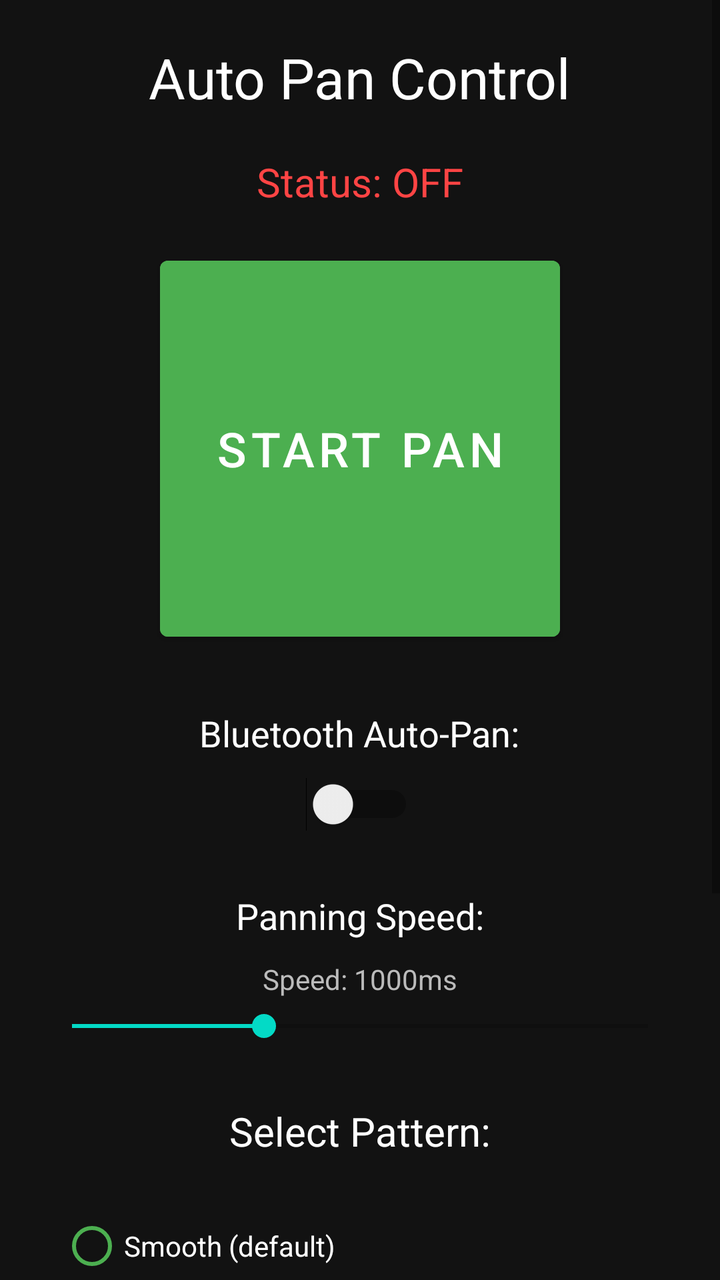
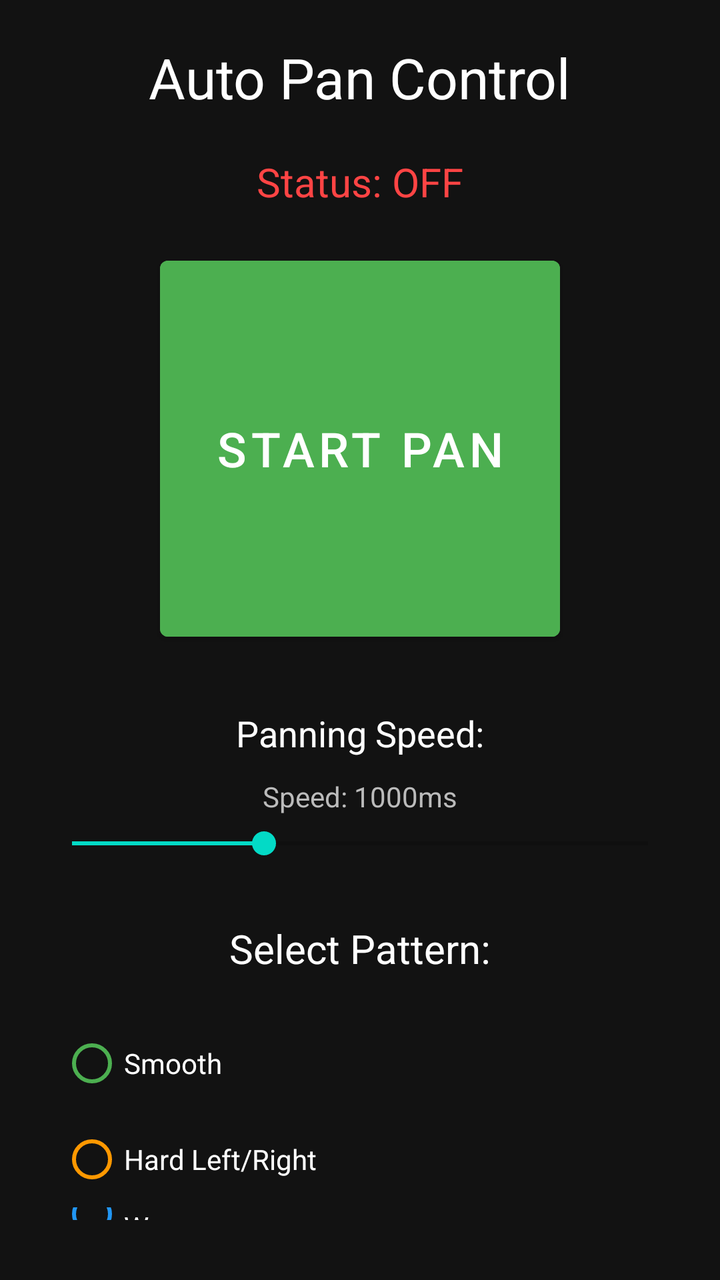

An Android layout rendered at two revisions. The XML below is the earlier revision; the diff shows what the commit changed to produce the second picture.
<!-- AndroidManifest.xml: fallback theme Theme.MaterialComponents.DayNight.NoActionBar -->
<!-- res/layout/activity_main.xml -->
<?xml version="1.0" encoding="utf-8"?>
<ScrollView xmlns:android="http://schemas.android.com/apk/res/android"
    android:layout_width="match_parent"
    android:layout_height="match_parent"
    android:background="#121212">
    
    <LinearLayout
        android:layout_width="match_parent"
        android:layout_height="wrap_content"
        android:orientation="vertical"
        android:gravity="center"
        android:padding="20dp">
        
        <TextView
            android:layout_width="wrap_content"
            android:layout_height="wrap_content"
            android:text="Auto Pan Control"
            android:textSize="28sp"
            android:textColor="#FFFFFF"
            android:layout_marginBottom="20dp"/>
        
        <TextView
            android:id="@+id/statusText"
            android:layout_width="wrap_content"
            android:layout_height="wrap_content"
            android:text="Status: OFF"
            android:textSize="20sp"
            android:textColor="#FF4444"
            android:layout_marginBottom="20dp"/>
        
        <Button
            android:id="@+id/toggleButton"
            android:layout_width="200dp"
            android:layout_height="200dp"
            android:text="START PAN"
            android:textSize="24sp"
            android:backgroundTint="#4CAF50"
            android:layout_marginBottom="30dp"/>
        
        <TextView
            android:layout_width="wrap_content"
            android:layout_height="wrap_content"
            android:text="Bluetooth Auto-Pan:"
            android:textSize="18sp"
            android:textColor="#FFFFFF"
            android:layout_marginBottom="10dp"/>
        
        <Switch
            android:id="@+id/bluetoothSwitch"
            android:layout_width="wrap_content"
            android:layout_height="wrap_content"
            android:text=""
            android:layout_marginBottom="30dp"/>
        
        <TextView
            android:layout_width="wrap_content"
            android:layout_height="wrap_content"
            android:text="Panning Speed:"
            android:textSize="18sp"
            android:textColor="#FFFFFF"
            android:layout_marginBottom="10dp"/>
        
        <TextView
            android:id="@+id/speedText"
            android:layout_width="wrap_content"
            android:layout_height="wrap_content"
            android:text="Speed: 1000ms"
            android:textSize="14sp"
            android:textColor="#BBBBBB"
            android:layout_marginBottom="5dp"/>
        
        <SeekBar
            android:id="@+id/speedSeekBar"
            android:layout_width="match_parent"
            android:layout_height="wrap_content"
            android:max="30"
            android:progress="10"
            android:layout_marginBottom="30dp"/>
        
        <TextView
            android:layout_width="wrap_content"
            android:layout_height="wrap_content"
            android:text="Select Pattern:"
            android:textSize="20sp"
            android:textColor="#FFFFFF"
            android:layout_marginBottom="10dp"/>
        
        <RadioGroup
            android:id="@+id/patternGroup"
            android:layout_width="match_parent"
            android:layout_height="wrap_content"
            android:orientation="vertical"
            android:padding="10dp">
            
            <RadioButton
                android:id="@+id/radioSmooth"
                android:layout_width="wrap_content"
                android:layout_height="wrap_content"
                android:text="Smooth (default)"
                android:textColor="#FFFFFF"
                android:buttonTint="#4CAF50"/>
            
            <RadioButton
                android:id="@+id/radioHard"
                android:layout_width="wrap_content"
                android:layout_height="wrap_content"
                android:text="Hard Left/Right"
                android:textColor="#FFFFFF"
                android:buttonTint="#FF9800"/>
            
            <RadioButton
                android:id="@+id/radioWave"
                android:layout_width="wrap_content"
                android:layout_height="wrap_content"
                android:text="Wave"
                android:textColor="#FFFFFF"
                android:buttonTint="#2196F3"/>
            
            <RadioButton
                android:id="@+id/radioSubtle"
                android:layout_width="wrap_content"
                android:layout_height="wrap_content"
                android:text="Subtle (gentle)"
                android:textColor="#FFFFFF"
                android:buttonTint="#9C27B0"/>
            
            <RadioButton
                android:id="@+id/radioCrazy"
                android:layout_width="wrap_content"
                android:layout_height="wrap_content"
                android:text="Crazy (random jumps)"
                android:textColor="#FFFFFF"
                android:buttonTint="#F44336"/>
            
            <RadioButton
                android:id="@+id/radioCustom"
                android:layout_width="wrap_content"
                android:layout_height="wrap_content"
                android:text="Custom Pattern"
                android:textColor="#FFFFFF"
                android:buttonTint="#00BCD4"/>
            
        </RadioGroup>
        
        <LinearLayout
            android:id="@+id/customPatternContainer"
            android:layout_width="match_parent"
            android:layout_height="wrap_content"
            android:orientation="vertical"
            android:visibility="gone"
            android:padding="10dp">
            
            <TextView
                android:layout_width="wrap_content"
                android:layout_height="wrap_content"
                android:text="Custom Pattern (adjust sliders):"
                android:textSize="16sp"
                android:textColor="#00BCD4"
                android:layout_marginBottom="10dp"/>
            
        </LinearLayout>
        
    </LinearLayout>
</ScrollView>
<!-- resources referenced by this layout -->
<resources>

</resources>

<!-- the commit's change to res/layout/activity_main.xml (unified diff, before → after) -->
@@ -1,164 +1,118 @@
 <?xml version="1.0" encoding="utf-8"?>
-<ScrollView xmlns:android="http://schemas.android.com/apk/res/android"
+<LinearLayout xmlns:android="http://schemas.android.com/apk/res/android"
     android:layout_width="match_parent"
     android:layout_height="match_parent"
+    android:orientation="vertical"
+    android:gravity="center"
+    android:padding="20dp"
     android:background="#121212">
     
-    <LinearLayout
+    <TextView
+        android:layout_width="wrap_content"
+        android:layout_height="wrap_content"
+        android:text="Auto Pan Control"
+        android:textSize="28sp"
+        android:textColor="#FFFFFF"
+        android:layout_marginBottom="20dp"/>
+    
+    <TextView
+        android:id="@+id/statusText"
+        android:layout_width="wrap_content"
+        android:layout_height="wrap_content"
+        android:text="Status: OFF"
+        android:textSize="20sp"
+        android:textColor="#FF4444"
+        android:layout_marginBottom="20dp"/>
+    
+    <Button
+        android:id="@+id/toggleButton"
+        android:layout_width="200dp"
+        android:layout_height="200dp"
+        android:text="START PAN"
+        android:textSize="24sp"
+        android:backgroundTint="#4CAF50"
+        android:layout_marginBottom="30dp"/>
+    
+    <TextView
+        android:layout_width="wrap_content"
+        android:layout_height="wrap_content"
+        android:text="Panning Speed:"
+        android:textSize="18sp"
+        android:textColor="#FFFFFF"
+        android:layout_marginBottom="10dp"/>
+    
+    <TextView
+        android:id="@+id/speedText"
+        android:layout_width="wrap_content"
+        android:layout_height="wrap_content"
+        android:text="Speed: 1000ms"
+        android:textSize="14sp"
+        android:textColor="#BBBBBB"
+        android:layout_marginBottom="5dp"/>
+    
+    <SeekBar
+        android:id="@+id/speedSeekBar"
+        android:layout_width="match_parent"
+        android:layout_height="wrap_content"
+        android:max="30"
+        android:progress="10"
+        android:layout_marginBottom="30dp"/>
+    
+    <TextView
+        android:layout_width="wrap_content"
+        android:layout_height="wrap_content"
+        android:text="Select Pattern:"
+        android:textSize="20sp"
+        android:textColor="#FFFFFF"
+        android:layout_marginBottom="10dp"/>
+    
+    <RadioGroup
+        android:id="@+id/patternGroup"
         android:layout_width="match_parent"
         android:layout_height="wrap_content"
         android:orientation="vertical"
-        android:gravity="center"
-        android:padding="20dp">
+        android:padding="10dp">
         
-        <TextView
+        <RadioButton
+            android:id="@+id/radioSmooth"
             android:layout_width="wrap_content"
             android:layout_height="wrap_content"
-            android:text="Auto Pan Control"
-            android:textSize="28sp"
+            android:text="Smooth"
             android:textColor="#FFFFFF"
-            android:layout_marginBottom="20dp"/>
+            android:buttonTint="#4CAF50"/>
         
-        <TextView
-            android:id="@+id/statusText"
+        <RadioButton
+            android:id="@+id/radioHard"
             android:layout_width="wrap_content"
             android:layout_height="wrap_content"
-            android:text="Status: OFF"
-            android:textSize="20sp"
-            android:textColor="#FF4444"
-            android:layout_marginBottom="20dp"/>
+            android:text="Hard Left/Right"
+            android:textColor="#FFFFFF"
+            android:buttonTint="#FF9800"/>
         
-        <Button
-            android:id="@+id/toggleButton"
-            android:layout_width="200dp"
-            android:layout_height="200dp"
-            android:text="START PAN"
-            android:textSize="24sp"
-            android:backgroundTint="#4CAF50"
-            android:layout_marginBottom="30dp"/>
-        
-        <TextView
+        <RadioButton
+            android:id="@+id/radioWave"
             android:layout_width="wrap_content"
             android:layout_height="wrap_content"
-            android:text="Bluetooth Auto-Pan:"
-            android:textSize="18sp"
+            android:text="Wave"
             android:textColor="#FFFFFF"
-            android:layout_marginBottom="10dp"/>
+            android:buttonTint="#2196F3"/>
         
-        <Switch
-            android:id="@+id/bluetoothSwitch"
+        <RadioButton
+            android:id="@+id/radioSubtle"
             android:layout_width="wrap_content"
             android:layout_height="wrap_content"
-            android:text=""
-            android:layout_marginBottom="30dp"/>
+            android:text="Subtle"
+            android:textColor="#FFFFFF"
+            android:buttonTint="#9C27B0"/>
         
-        <TextView
+        <RadioButton
+            android:id="@+id/radioCrazy"
             android:layout_width="wrap_content"
             android:layout_height="wrap_content"
-            android:text="Panning Speed:"
-            android:textSize="18sp"
+            android:text="Crazy"
             android:textColor="#FFFFFF"
-            android:layout_marginBottom="10dp"/>
+            android:buttonTint="#F44336"/>
         
-        <TextView
-            android:id="@+id/speedText"
-            android:layout_width="wrap_content"
-            android:layout_height="wrap_content"
-            android:text="Speed: 1000ms"
-            android:textSize="14sp"
-            android:textColor="#BBBBBB"
-            android:layout_marginBottom="5dp"/>
-        
-        <SeekBar
-            android:id="@+id/speedSeekBar"
-            android:layout_width="match_parent"
-            android:layout_height="wrap_content"
-            android:max="30"
-            android:progress="10"
-            android:layout_marginBottom="30dp"/>
-        
-        <TextView
-            android:layout_width="wrap_content"
-            android:layout_height="wrap_content"
-            android:text="Select Pattern:"
-            android:textSize="20sp"
-            android:textColor="#FFFFFF"
-            android:layout_marginBottom="10dp"/>
-        
-        <RadioGroup
-            android:id="@+id/patternGroup"
-            android:layout_width="match_parent"
-            android:layout_height="wrap_content"
-            android:orientation="vertical"
-            android:padding="10dp">
-            
-            <RadioButton
-                android:id="@+id/radioSmooth"
-                android:layout_width="wrap_content"
-                android:layout_height="wrap_content"
-                android:text="Smooth (default)"
-                android:textColor="#FFFFFF"
-                android:buttonTint="#4CAF50"/>
-            
-            <RadioButton
-                android:id="@+id/radioHard"
-                android:layout_width="wrap_content"
-                android:layout_height="wrap_content"
-                android:text="Hard Left/Right"
-                android:textColor="#FFFFFF"
-                android:buttonTint="#FF9800"/>
-            
-            <RadioButton
-                android:id="@+id/radioWave"
-                android:layout_width="wrap_content"
-                android:layout_height="wrap_content"
-                android:text="Wave"
-                android:textColor="#FFFFFF"
-                android:buttonTint="#2196F3"/>
-            
-            <RadioButton
-                android:id="@+id/radioSubtle"
-                android:layout_width="wrap_content"
-                android:layout_height="wrap_content"
-                android:text="Subtle (gentle)"
-                android:textColor="#FFFFFF"
-                android:buttonTint="#9C27B0"/>
-            
-            <RadioButton
-                android:id="@+id/radioCrazy"
-                android:layout_width="wrap_content"
-                android:layout_height="wrap_content"
-                android:text="Crazy (random jumps)"
-                android:textColor="#FFFFFF"
-                android:buttonTint="#F44336"/>
-            
-            <RadioButton
-                android:id="@+id/radioCustom"
-                android:layout_width="wrap_content"
-                android:layout_height="wrap_content"
-                android:text="Custom Pattern"
-                android:textColor="#FFFFFF"
-                android:buttonTint="#00BCD4"/>
-            
-        </RadioGroup>
-        
-        <LinearLayout
-            android:id="@+id/customPatternContainer"
-            android:layout_width="match_parent"
-            android:layout_height="wrap_content"
-            android:orientation="vertical"
-            android:visibility="gone"
-            android:padding="10dp">
-            
-            <TextView
-                android:layout_width="wrap_content"
-                android:layout_height="wrap_content"
-                android:text="Custom Pattern (adjust sliders):"
-                android:textSize="16sp"
-                android:textColor="#00BCD4"
-                android:layout_marginBottom="10dp"/>
-            
-        </LinearLayout>
-        
-    </LinearLayout>
-</ScrollView>
+    </RadioGroup>
+    
+</LinearLayout>
